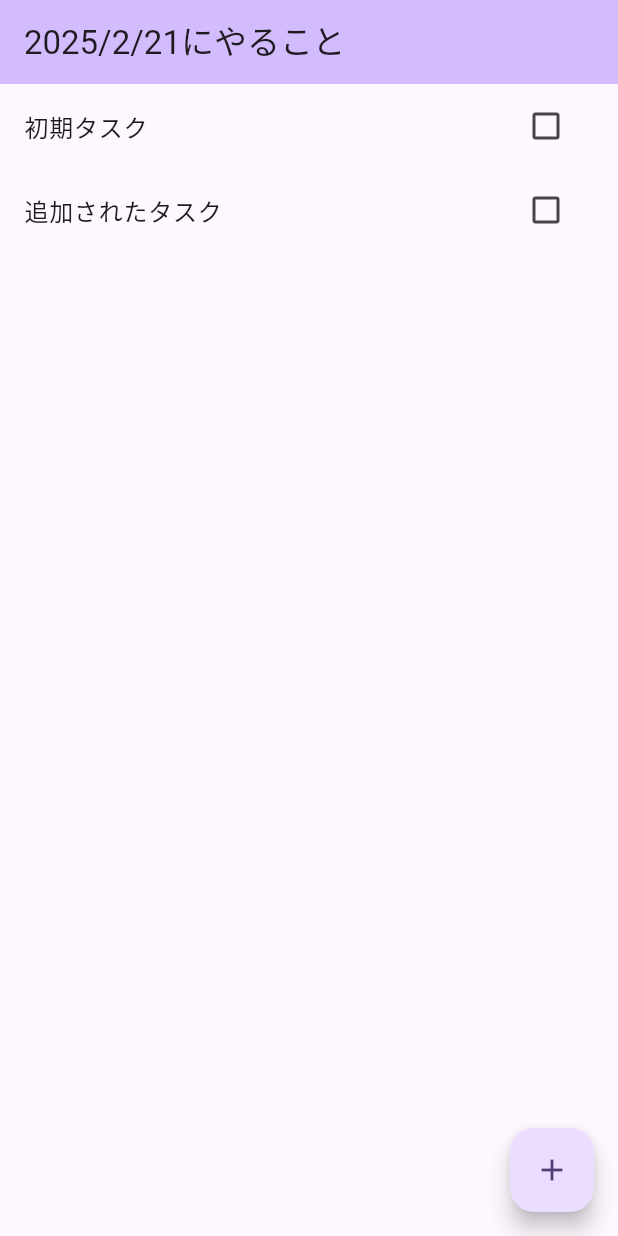
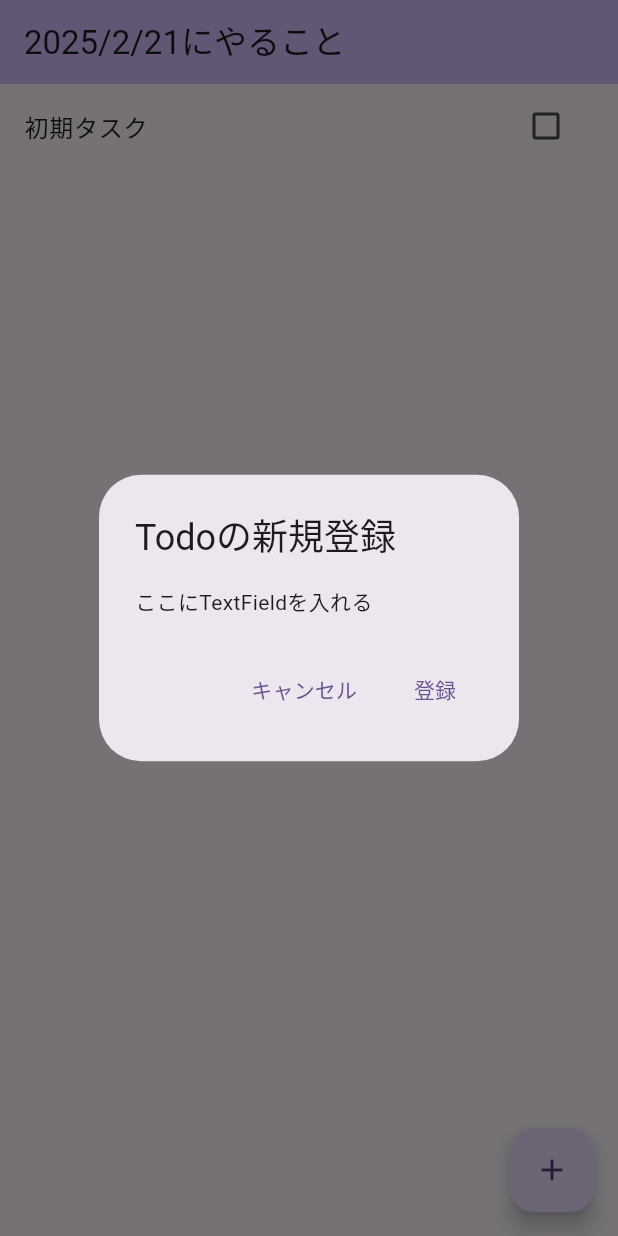
Before and after one commit to yutori-develop/simple_todo, a Flutter app: the screen it shows after launch, after a tap on the "add" icon, on a phone screen of 412 x 824 dp. Run offline on Flutter 3.47's test engine with Material 3 defaults, Android fonts, the light colour scheme and no system bars; our stand-ins replace flutter_riverpod, flutter_svg, freezed_annotation, go_router, riverpod_annotation, vector_graphics; generated files the repository leaves out were written again.

Commit message:
ポップアップの側を作成完了

```diff
--- a/lib/views/home_view.dart
+++ b/lib/views/home_view.dart
@@ -1,5 +1,6 @@
 import 'package:flutter/material.dart';
 import 'package:flutter_riverpod/flutter_riverpod.dart';
+import 'package:go_router/go_router.dart';
 import 'package:intl/intl.dart';
 import 'package:simple_todo/view_models/todos_view_model.dart';
 
@@ -16,6 +17,7 @@ class _HomeViewState extends ConsumerState<HomeView> {
   @override
   Widget build(BuildContext context) {
     final todos = ref.watch(todosViewModelProvider);
+
     return Scaffold(
       appBar: AppBar(
         title: Text('${DateFormat.yMd().format(DateTime.now())}にやること'),
@@ -40,10 +42,36 @@ class _HomeViewState extends ConsumerState<HomeView> {
       ),
       floatingActionButton: FloatingActionButton(
         onPressed: () {
-          ref.read(todosViewModelProvider.notifier).addNewTodo('追加されたタスク');
+          _dialogBuilder(context);
         },
         child: Icon(Icons.add),
       ),
     );
   }
+
+  Future<void> _dialogBuilder(BuildContext context) {
+    return showDialog(
+      context: context,
+      builder: (context) {
+        return AlertDialog(
+          title: Text('Todoの新規登録'),
+          content: Text('ここにTextFieldを入れる'),
+          actions: [
+            TextButton(
+              onPressed: () {
+                GoRouter.of(context).pop();
+              },
+              child: Text('キャンセル'),
+            ),
+            TextButton(
+              onPressed: () {
+                GoRouter.of(context).pop();
+              },
+              child: Text('登録'),
+            ),
+          ],
+        );
+      },
+    );
+  }
 }
```
